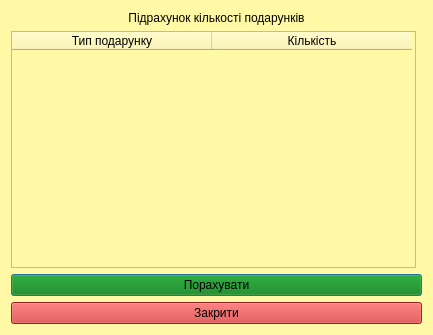
This is window5.ui in AnastasiiaPetrochenko/courseWork_3term as Qt 5 draws it before an edit. The edited form follows.
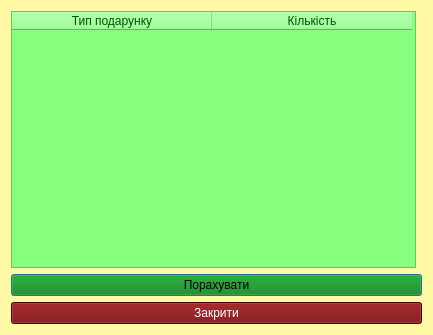
This is the edited form.

What changed in the file:
```diff
--- a/window5.ui
+++ b/window5.ui
@@ -21,17 +21,6 @@
 background-color: rgb(255, 249, 166);</string>
   </property>
   <layout class="QVBoxLayout" name="verticalLayout">
-   <item>
-    <widget class="QLabel" name="label">
-     <property name="styleSheet">
-      <string notr="true">color: rgb(0, 0, 0);
-font: 700 12pt &quot;Consolas&quot;;</string>
-     </property>
-     <property name="text">
-      <string>&lt;html&gt;&lt;head/&gt;&lt;body&gt;&lt;p align=&quot;center&quot;&gt;Підрахунок кількості подарунків&lt;/p&gt;&lt;/body&gt;&lt;/html&gt;</string>
-     </property>
-    </widget>
-   </item>
    <item>
     <widget class="QTableWidget" name="tableWidget">
      <property name="maximumSize">
@@ -42,8 +31,9 @@
      </property>
      <property name="styleSheet">
       <string notr="true">font: 700 12pt &quot;Consolas&quot;;
-color: rgb(0, 0, 0);
-</string>
+color: rgb(0, 85, 0);
+
+background-color: rgb(135, 255, 126);</string>
      </property>
      <attribute name="horizontalHeaderMinimumSectionSize">
       <number>200</number>
@@ -80,11 +70,9 @@
    <item>
     <widget class="QPushButton" name="pushButton">
      <property name="styleSheet">
-      <string notr="true">color: rgb(0, 0, 0);
-background-color: rgb(208, 51, 51);
-font: 12pt &quot;Consolas&quot;;
-font: 12pt &quot;Segoe UI&quot;;
-font: 700 12pt &quot;Segoe UI&quot;;</string>
+      <string notr="true">color: rgb(255, 255, 255);
+background-color: rgb(115, 0, 2);
+font: 15pt &quot;Consolas&quot;;</string>
      </property>
      <property name="text">
       <string>Закрити</string>
```
Left out of the diff: 2 changed lines with no effect on the pictures.
